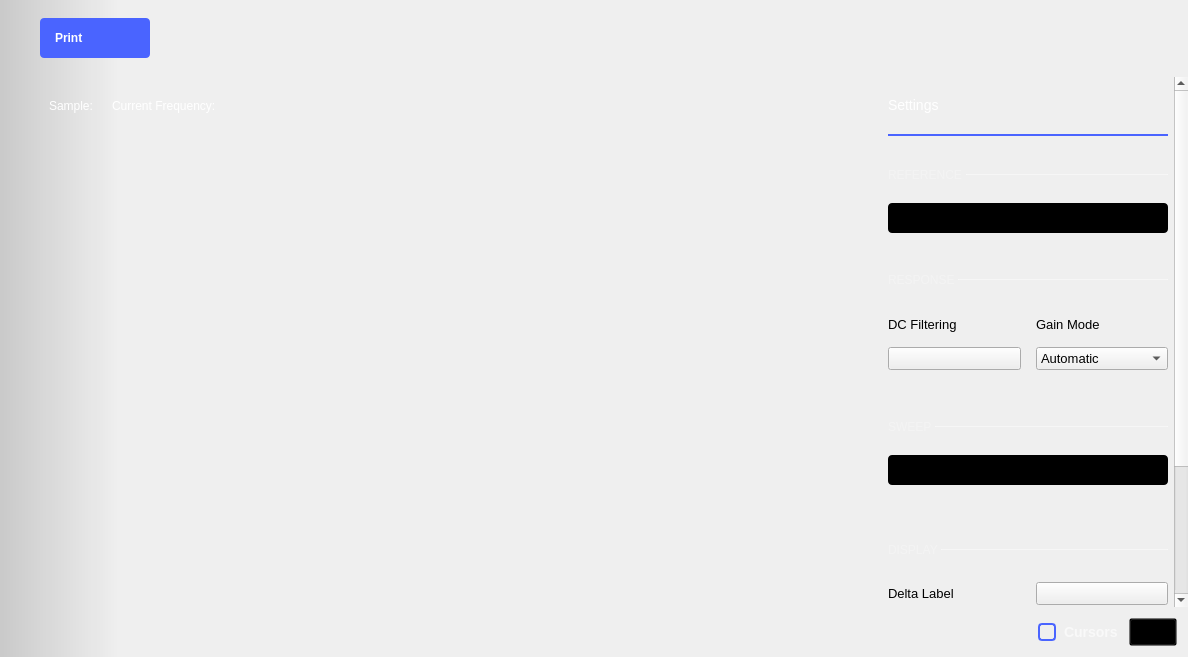
This is ui/network_analyzer.ui in analogdevicesinc/scopy as Qt 5 draws it before an edit. The edited form follows.
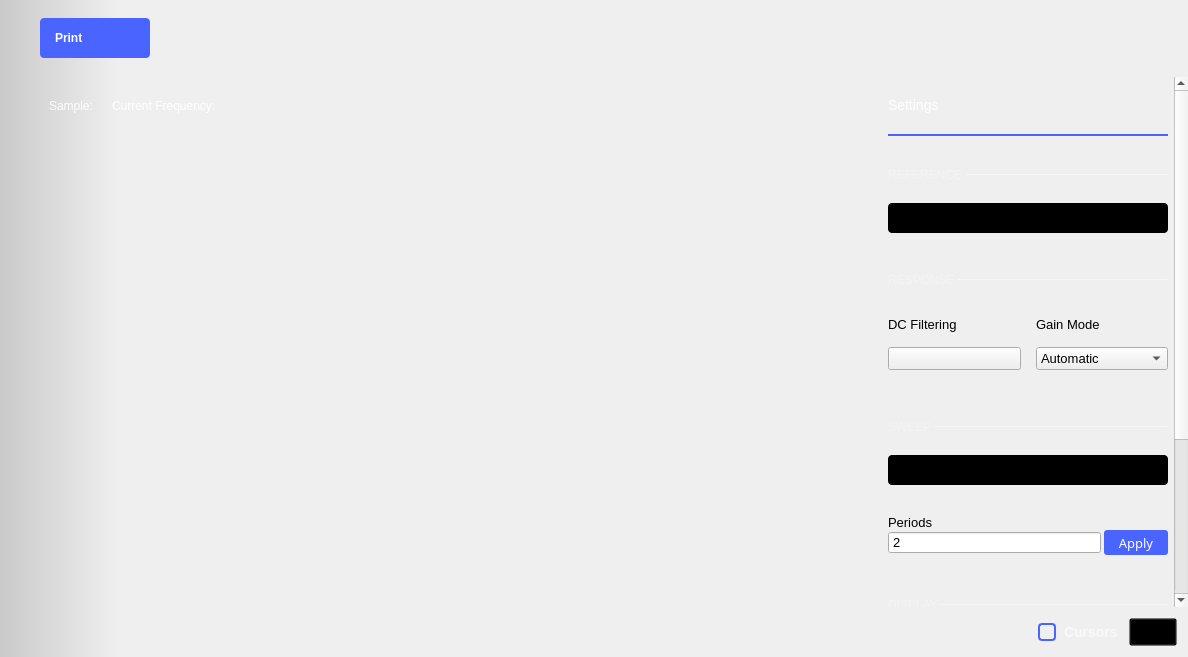
This is the edited form. The open tabs and pages were chosen to show the change. Icons and pictures are not drawn. Custom widgets are drawn as their Qt base class.

Commit message: NetworkAnalyzer: Add a spinbox to control the min number of periods per capture.

The edit to the form file:
```diff
--- a/ui/network_analyzer.ui
+++ b/ui/network_analyzer.ui
@@ -1496,6 +1496,100 @@
                          </layout>
                         </widget>
                        </item>
+                       <item row="3" column="0" colspan="2">
+                        <layout class="QGridLayout" name="sweepPeriodLayout">
+                         <property name="bottomMargin">
+                          <number>0</number>
+                         </property>
+                         <property name="horizontalSpacing">
+                          <number>3</number>
+                         </property>
+                         <property name="verticalSpacing">
+                          <number>0</number>
+                         </property>
+                         <item row="0" column="0">
+                          <widget class="QLabel" name="lblPeriods">
+                           <property name="text">
+                            <string>Periods</string>
+                           </property>
+                          </widget>
+                         </item>
+                         <item row="1" column="0">
+                          <widget class="QSpinBox" name="spinBox_periods">
+                           <property name="styleSheet">
+                            <string notr="true">font-size: 14px;
+height:24px;
+color: white;
+border: 0px;
+border-bottom: 1px solid rgba(255,255,255,100);
+
+
+QSpinBox[invalid=true] {
+border-color: red;
+}
+QSpinBox[valid=true] {
+border-color: green;
+}</string>
+                           </property>
+                           <property name="buttonSymbols">
+                            <enum>QAbstractSpinBox::NoButtons</enum>
+                           </property>
+                           <property name="minimum">
+                            <number>2</number>
+                           </property>
+                           <property name="maximum">
+                            <number>100</number>
+                           </property>
+                          </widget>
+                         </item>
+                         <item row="1" column="1">
+                          <widget class="QPushButton" name="btnApplyPeriod">
+                           <property name="sizePolicy">
+                            <sizepolicy hsizetype="Fixed" vsizetype="Fixed">
+                             <horstretch>0</horstretch>
+                             <verstretch>0</verstretch>
+                            </sizepolicy>
+                           </property>
+                           <property name="minimumSize">
+                            <size>
+                             <width>64</width>
+                             <height>25</height>
+                            </size>
+                           </property>
+                           <property name="styleSheet">
+                            <string notr="true">QPushButton {
+color: white;
+background-color: #4a64ff;
+font-family:  14pt;
+border-width: 0px;
+border-radius: 3px;
+min-width: 64px;
+}
+QPushButton:disabled {
+background-color: grey;
+}
+QPushButton:pressed {
+background-color: #F45000;
+}
+
+QPushButton:enabled:!pressed { background-color: #4a64ff; }
+QPushButton[valid=true]:enabled:!pressed { background-color: #4a64ff; }
+QPushButton[invalid=true]:enabled:!pressed { background-color: #4a64ff; }
+QPushButton:pressed {
+background-color: #4a64ff;
+}
+QPushButton:hover
+{
+	 background-color: #4a34ff;
+}</string>
+                           </property>
+                           <property name="text">
+                            <string>Apply</string>
+                           </property>
+                          </widget>
+                         </item>
+                        </layout>
+                       </item>
                       </layout>
                      </item>
                      <item>
```
The commit also changes 2 other files.
